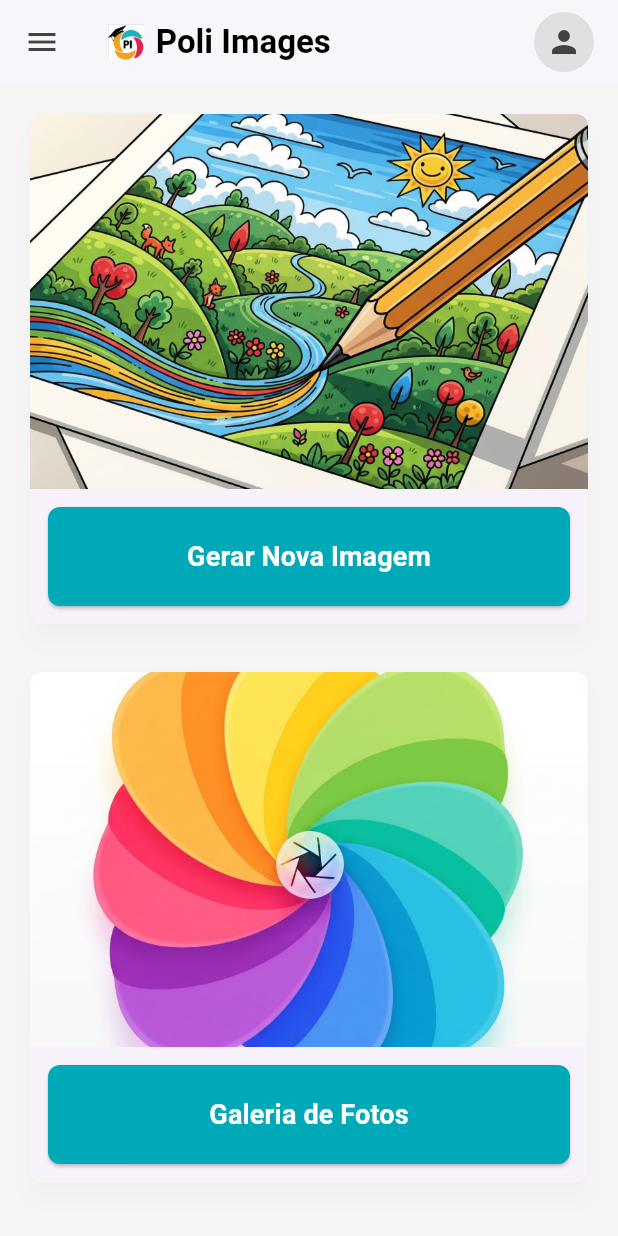
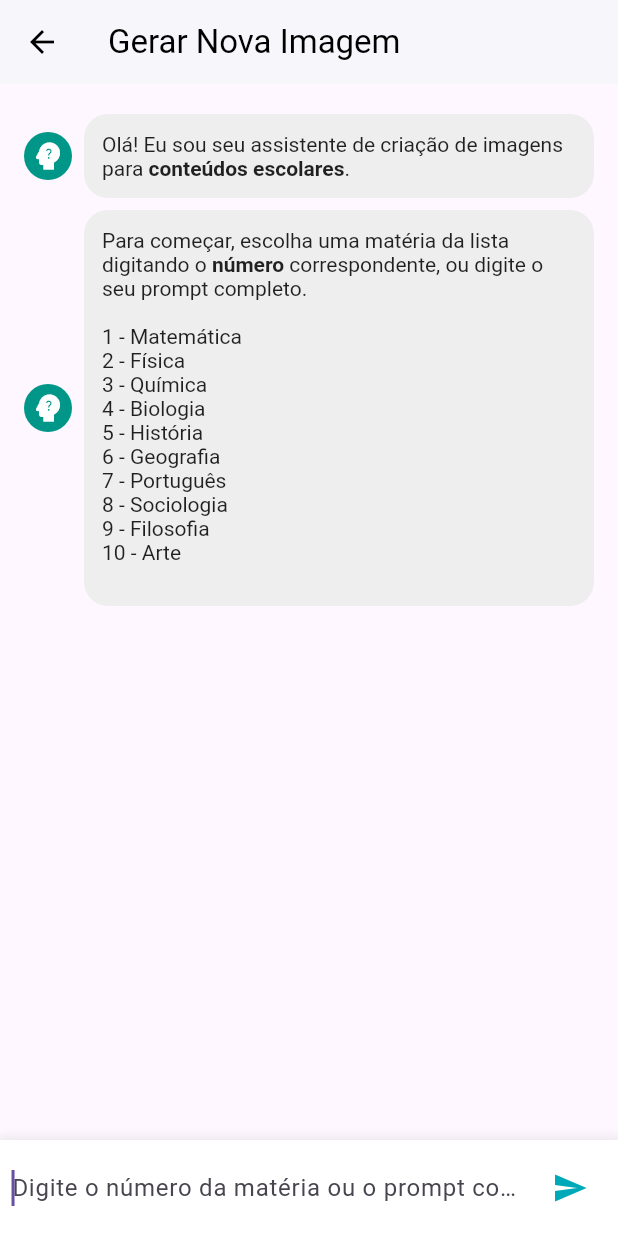
Before and after one commit to PoliImages/poli-images-front, a Flutter app: the HomePage screen opened directly, after a tap on "Gerar Nova Imagem", on a phone screen of 412 x 824 dp. Run offline on Flutter 3.47's test engine with Material 3 defaults, Android fonts, the phone set to English and light mode, and no system bars; our stand-ins replace flutter_dotenv; missing offline and left inert: image_gallery_saver_plus.

Commit message:
adiciona api de geração de imagem

```diff
--- /dev/null
+++ b/lib/features/chatbot/presentation/pages/chatbot_page.dart
@@ -0,0 +1,583 @@
+import 'package:flutter/material.dart';
+import 'dart:async';
+// NOVO: Importa o ImageService (na pasta services)
+import '../../services/image_service.dart';
+// NOVO: Usa o pacote atualizado
+import 'package:image_gallery_saver_plus/image_gallery_saver_plus.dart';
+// Necessários para baixar a imagem da URL antes de salvar
+import 'package:http/http.dart' as http;
+import 'dart:typed_data';
+
+
+// Modelo para representar uma mensagem no chat
+class ChatMessage {
+  final String text;
+  final bool isUser;
+  final String? imageUrl;
+
+
+  ChatMessage({required this.text, this.isUser = false, this.imageUrl});
+}
+
+class ChatbotPage extends StatefulWidget {
+  const ChatbotPage({super.key});
+
+  @override
+  State<ChatbotPage> createState() => _ChatbotPageState();
+}
+
+// Enum para controlar o estado da conversa
+enum ChatState {
+  waitingForPrompt,
+  waitingForTopicDetail,
+  waitingForStyle,
+  generating,
+  finished
+}
+
+class _ChatbotPageState extends State<ChatbotPage> {
+  final TextEditingController _textController = TextEditingController();
+  final FocusNode _focusNode = FocusNode();
+
+  final ScrollController _scrollController = ScrollController();
+  final List<ChatMessage> _messages = [];
+  // Estado inicial 'generating' reintroduzido para loading
+  ChatState _chatState = ChatState.waitingForPrompt;
+  String _currentTopic = '';
+
+  // Lista principal de matérias genéricas para seleção (Quebra de linha corrigida)
+  final List<String> _subjectsList = const [
+    'Matemática',
+    'Física',
+    'Química',
+    'Biologia',
+    'História',
+    'Geografia',
+    'Português',
+    'Sociologia',
+    'Filosofia',
+    'Arte'
+  ];
+
+  @override
+  void initState() {
+    super.initState();
+    // NOVO: Inicializa o serviço (a chave fica segura no Backend)
+    ImageService.initialize();
+    _sendInitialMessage();
+  }
+
+  @override
+  void dispose() {
+    _focusNode.dispose();
+    _textController.dispose();
+    _scrollController.dispose();
+    super.dispose();
+  }
+
+  void _sendInitialMessage() {
+    // Primeira Mensagem: Boas-vindas
+    _addBotMessage(
+        'Olá! Eu sou seu assistente de criação de imagens para **conteúdos escolares**.');
+
+    // Segunda Mensagem: A Lista (logo em seguida)
+    String listMessage = 'Para começar, escolha uma matéria da lista digitando o **número** correspondente, ou digite o seu prompt completo.\n\n';
+
+    for (int i = 0; i < _subjectsList.length; i++) {
+      listMessage += '${i + 1} - ${_subjectsList[i]}\n';
+    }
+
+    _addBotMessage(listMessage);
+    // Tenta focar logo após a inicialização do chat
+    WidgetsBinding.instance.addPostFrameCallback((_) => _focusNode.requestFocus());
+  }
+
+  // --- Funções de Ajuda e Lógica de Chat ---
+
+  String _normalizeText(String text) {
+    String normalized = text.toLowerCase();
+    normalized = normalized
+        .replaceAll(RegExp(r'[áàãâä]'), 'a')
+        .replaceAll(RegExp(r'[éèêë]'), 'e')
+        .replaceAll(RegExp(r'[íìîï]'), 'i')
+        .replaceAll(RegExp(r'[óòõôö]'), 'o')
+        .replaceAll(RegExp(r'[úùûü]'), 'u')
+        .replaceAll(RegExp(r'[ç]'), 'c');
+
+    return normalized.trim();
+  }
+
+  void _addBotMessage(String text) {
+    setState(() {
+      _messages.add(ChatMessage(text: text));
+    });
+    _scrollToBottom();
+  }
+
+  void _addUserMessage(String text) {
+    setState(() {
+      _messages.add(ChatMessage(text: text, isUser: true));
+    });
+    _scrollToBottom();
+  }
+
+  void _scrollToBottom() {
+    WidgetsBinding.instance.addPostFrameCallback((_) {
+      if (_scrollController.hasClients) {
+        _scrollController.animateTo(
+          _scrollController.position.maxScrollExtent,
+          duration: const Duration(milliseconds: 300),
+          curve: Curves.easeOut,
+        );
+      }
+    });
+  }
+
+  // Lógica de Validação
+  final List<String> _genericSubjectsNormalized = const [
+    'matematica',
+    'fisica',
+    'quimica',
+    'biologia',
+    'historia',
+    'geografia',
+    'portugues',
+    'sociologia',
+    'filosofia',
+    'arte'
+  ];
+
+  bool _isTopicDetail(String text) {
+    final normalizedText = _normalizeText(text);
+    if (normalizedText.length < 4) return false;
+    if (!RegExp(r'\b[a-z]{4,}\b').hasMatch(normalizedText)) return false;
+    int nonAlphaCount = normalizedText.replaceAll(RegExp(r'[a-z0-9\s]'), '').length;
+
+    return (nonAlphaCount / normalizedText.length) < 0.25;
+  }
+
+  bool _isDetailedPrompt(String text) {
+    final normalizedText = _normalizeText(text);
+    bool looksLikeASentence = normalizedText.length > 15 && normalizedText.contains(' ');
+    bool isNotJustASubject = !_genericSubjectsNormalized.contains(normalizedText);
+
+    return looksLikeASentence && isNotJustASubject;
+  }
+
+  // --- FUNÇÃO PRINCIPAL ---
+  void _handleSubmitted(String text) {
+    if (text.isEmpty) {
+        _focusNode.requestFocus();
+        return;
+    }
+
+    final submittedText = _textController.text;
+    _addUserMessage(submittedText);
+
+    // Limpeza garantida
+    _textController.clear();
+
+    if (_chatState == ChatState.waitingForPrompt) {
+
+      final int? selectedNumber = int.tryParse(submittedText.trim());
+
+      if (selectedNumber != null && selectedNumber >= 1 && selectedNumber <= _subjectsList.length) {
+        final selectedSubject = _subjectsList[selectedNumber - 1];
+
+        setState(() {
+          _chatState = ChatState.waitingForTopicDetail;
+          _currentTopic = selectedSubject;
+        });
+        _addBotMessage(
+            'Você escolheu **${selectedSubject}**! Por favor, digite o assunto específico que você deseja (ex: "cinemática", "geometria plana", "O Iluminismo").');
+
+      } else if (_isDetailedPrompt(submittedText)) {
+        setState(() {
+          _chatState = ChatState.waitingForStyle;
+          _currentTopic = submittedText;
+        });
+        _addBotMessage('Ótima ideia! Qual estilo de imagem você prefere?');
+
+      } else {
+        _addBotMessage(
+            'Entrada inválida. Por favor, digite o **número** da matéria na lista ou um prompt detalhado (ex: "Modelo atômico de Bohr").');
+      }
+
+    } else if (_chatState == ChatState.waitingForTopicDetail) {
+
+      if (_isTopicDetail(submittedText)) {
+        final combinedPrompt = '${_currentTopic}: $submittedText';
+
+        setState(() {
+          _chatState = ChatState.waitingForStyle;
+          _currentTopic = combinedPrompt;
+        });
+        _addBotMessage('Perfeito! Gerando imagem de **$combinedPrompt**. Qual estilo você prefere?');
+
+      } else {
+        _addBotMessage(
+            'Desculpe, esse termo não parece um tópico válido. Por favor, insira um assunto específico sobre **${_currentTopic}** que contenha palavras reconhecíveis, como "cinemática" ou "ondas sonoras".');
+      }
+    }
+
+    _focusNode.requestFocus();
+  }
+
+  // --- FUNÇÃO ATUALIZADA PARA CHAMAR O BACKEND E GERAR IMAGEM ---
+  Future<void> _handleStyleSelected(String style) async {
+    _addUserMessage(style);
+    _focusNode.unfocus();
+
+    // Concatena o tópico com o estilo para o prompt final
+    final finalPrompt = "$_currentTopic em estilo $style";
+
+    // Adiciona uma mensagem de loading
+    _addBotMessage('Gerando imagem para "$finalPrompt". Aguarde alguns segundos...');
+
+    setState(() {
+      _chatState = ChatState.generating; // NOVO: Mudar para estado de carregamento
+    });
+
+    try {
+      // CHAMA O BACKEND VIA IMAGE SERVICE
+      final imageUrl = await ImageService.generateImage(finalPrompt);
+
+      setState(() {
+        _messages.add(ChatMessage(
+          // Adiciona uma bolha vazia para que apenas a imagem apareça
+          text: '',
+          imageUrl: imageUrl,
+        ));
+        _chatState = ChatState.finished;
+      });
+      _scrollToBottom();
+
+    } catch (e) {
+      // Tratamento de erro
+      _addBotMessage('❌ Erro ao gerar imagem. Verifique se o Backend está rodando (erro: $e).');
+
+      setState(() {
+        // Retorna ao estado de seleção de estilo para tentar novamente
+        _chatState = ChatState.waitingForStyle;
+      });
+    }
+  }
+
+  // --- Widgets de UI ---
+
+  @override
+  Widget build(BuildContext context) {
+    return Scaffold(
+      appBar: AppBar(
+        title: const Text('Gerar Nova Imagem'),
+        backgroundColor: Colors.white,
+        foregroundColor: Colors.black,
+        elevation: 1,
+      ),
+      body: Column(
+        children: [
+          Expanded(
+            child: ListView.builder(
+              controller: _scrollController,
+              padding: const EdgeInsets.all(16.0),
+              itemCount: _messages.length,
+              itemBuilder: (context, index) {
+                final message = _messages[index];
+                return _buildChatBubble(message);
+              },
+            ),
+          ),
+          _buildInputArea(),
+        ],
+      ),
+    );
+  }
+
+  Widget _buildInputArea() {
+    switch (_chatState) {
+      case ChatState.waitingForPrompt:
+        return _buildTextInput(hintText: 'Digite o número da matéria ou o prompt completo.');
+      case ChatState.waitingForTopicDetail:
+        return _buildTextInput(hintText: 'Digite o assunto específico de ${_currentTopic}');
+      case ChatState.waitingForStyle:
+        return _buildStyleSelection();
+      case ChatState.generating: // NOVO: Adiciona indicador de loading
+        return Container(
+          padding: const EdgeInsets.all(16.0),
+          alignment: Alignment.center,
+          color: Colors.white,
+          child: const Row(
+            mainAxisAlignment: MainAxisAlignment.center,
+            children: [
+              CircularProgressIndicator(color: Color(0xFF00A9B8)),
+              SizedBox(width: 16),
+              Text('Gerando...'),
+            ],
+          ),
+        );
+      case ChatState.finished:
+        return Padding(
+          padding: const EdgeInsets.all(16.0),
+          child: ElevatedButton.icon(
+            icon: const Icon(Icons.refresh, color: Colors.white),
+            label: const Text('Criar outra imagem', style: TextStyle(color: Colors.white)),
+            onPressed: () {
+              setState(() {
+                _messages.clear();
+                _chatState = ChatState.waitingForPrompt;
+                _currentTopic = '';
+                _sendInitialMessage();
+              });
+            },
+            style: ElevatedButton.styleFrom(
+              backgroundColor: const Color(0xFF00A9B8),
+              minimumSize: const Size(double.infinity, 50),
+            ),
+          ),
+        );
+    }
+  }
+
+  Widget _buildTextInput({required String hintText}) {
+    return Container(
+      padding: const EdgeInsets.all(8.0),
+      decoration: BoxDecoration(
+        color: Colors.white,
+        boxShadow: [
+          BoxShadow(
+            color: Colors.grey.withOpacity(0.2),
+            spreadRadius: 2,
+            blurRadius: 5,
+          ),
+        ],
+      ),
+      child: Row(
+        children: [
+          Expanded(
+            child: TextField(
+              controller: _textController,
+              onSubmitted: _handleSubmitted,
+              focusNode: _focusNode,
+              decoration: InputDecoration.collapsed(
+                hintText: hintText,
+              ),
+            ),
+          ),
+          IconButton(
+            icon: const Icon(Icons.send, color: Color(0xFF00A9B8)),
+            onPressed: () => _handleSubmitted(_textController.text),
+          ),
+        ],
+      ),
+    );
+  }
+
+  Widget _buildStyleSelection() {
+    return Container(
+      padding: const EdgeInsets.symmetric(vertical: 8.0),
+      color: Colors.white,
+      child: SingleChildScrollView(
+        scrollDirection: Axis.horizontal,
+        padding: const EdgeInsets.symmetric(horizontal: 8.0),
+        child: Row(
+          children: [
+            _buildStyleButton('Fotografia'),
+            _buildStyleButton('Anime'),
+            _buildStyleButton('Aquarela'),
+            _buildStyleButton('Arte Digital'),
+            _buildStyleButton('Pixel Art'),
+          ],
+        ),
+      ),
+    );
+  }
+
+  Widget _buildStyleButton(String style) {
+    return Padding(
+      padding: const EdgeInsets.symmetric(horizontal: 4.0),
+      child: ElevatedButton(
+        onPressed: () => _handleStyleSelected(style),
+        child: Text(style),
+        style: ElevatedButton.styleFrom(
+          backgroundColor: Colors.teal.shade50,
+          foregroundColor: Colors.teal.shade800,
+        ),
+      ),
+    );
+  }
+
+  Widget _buildChatBubble(ChatMessage message) {
+    List<TextSpan> textSpans = [];
+    final parts = message.text.split('**');
+    for (int i = 0; i < parts.length; i++) {
+      if (i % 2 == 1) {
+        textSpans.add(TextSpan(
+          text: parts[i],
+          style: TextStyle(
+            color: message.isUser ? Colors.white : Colors.black87,
+            fontWeight: FontWeight.bold,
+          ),
+        ));
+      } else {
+        textSpans.add(TextSpan(
+          text: parts[i],
+          style: TextStyle(
+            color: message.isUser ? Colors.white : Colors.black87,
+          ),
+        ));
+      }
+    }
+
+    final bubbleColor =
+        message.isUser ? const Color(0xFF00A9B8) : Colors.grey.shade200;
+
+    return Padding(
+      padding: const EdgeInsets.symmetric(vertical: 4.0),
+      child: Row(
+        mainAxisAlignment:
+            message.isUser ? MainAxisAlignment.end : MainAxisAlignment.start,
+        children: [
+          if (!message.isUser)
+            Padding(
+              padding: const EdgeInsets.only(right: 8.0),
+              child: CircleAvatar(
+                child: Icon(Icons.psychology_alt, color: Colors.white),
+                backgroundColor: Colors.teal,
+                radius: 16,
+              ),
+            ),
+          Flexible(
+            child: Container(
+              padding: const EdgeInsets.all(12.0),
+              decoration: BoxDecoration(
+                color: bubbleColor,
+                borderRadius: BorderRadius.circular(16),
+              ),
+              child: Column(
+                crossAxisAlignment: CrossAxisAlignment.start,
+                children: [
+                  // Exibe o texto APENAS se não for vazio
+                  if (message.text.isNotEmpty)
+                    RichText(text: TextSpan(children: textSpans)),
+
+                  if (message.imageUrl != null) ...[
+                    // Adicionamos um SizedBox somente se houver texto
+                    if (message.text.isNotEmpty)
+                      const SizedBox(height: 8),
+
+                    // O widget Image.network fará o download e exibirá a imagem da URL
+                    ClipRRect(
+                      borderRadius: BorderRadius.circular(8),
+                      child: Image.network(
+                        message.imageUrl!,
+                        // Adicionando um fallback simples para caso a URL simulada falhe
+                        errorBuilder: (context, error, stackTrace) {
+                            return Container(
+                              height: 150,
+                              color: Colors.red.shade100,
+                              alignment: Alignment.center,
+                              child: const Text('Falha ao carregar imagem.', style: TextStyle(color: Colors.red)),
+                            );
+                        },
+                      ),
+                    ),
+                    const SizedBox(height: 8),
+                    ElevatedButton.icon(
+                      icon: const Icon(Icons.save_alt, size: 18),
+                      label: const Text('Salvar na Galeria'),
+                      // LÓGICA ATUALIZADA PARA BAIXAR BYTES E SALVAR
+                      onPressed: () async {
+                        // Checagem de URL
+                        if (message.imageUrl == null || message.imageUrl!.isEmpty) {
+                          ScaffoldMessenger.of(context).showSnackBar(
+                            const SnackBar(
+                              content: Text('Nenhuma imagem para salvar.'),
+                              backgroundColor: Colors.orange,
+                            ),
+                          );
+                          return;
+                        }
+
+                        // MENSAGEM DE LOADING (Opcional, mas útil)
+                        ScaffoldMessenger.of(context).showSnackBar(
+                            const SnackBar(
+                              content: Text('Baixando imagem...'),
+                              duration: Duration(seconds: 2),
+                              backgroundColor: Colors.blueGrey,
+                            ),
+                          );
+
+                        try {
+                          // 1. Faz a requisição HTTP para baixar a imagem
+                          final response = await http.get(Uri.parse(message.imageUrl!));
+
+                          // 2. Verifica se a requisição foi bem-sucedida
+                          if (response.statusCode == 200) {
+                            // 3. Obtém os bytes da imagem
+                            Uint8List bytes = response.bodyBytes;
+
+                            // 4. Salva os bytes da imagem
+                            final result = await ImageGallerySaverPlus.saveImage(
+                              bytes,
+                              quality: 80,
+                              name: 'GeneratedImage_${DateTime.now().millisecondsSinceEpoch}',
+                            );
+
+                            if (result != null && result['isSuccess'] == true) {
+                              ScaffoldMessenger.of(context).showSnackBar(
+                                const SnackBar(
+                                  content: Text('Imagem salva na galeria com sucesso! 🎉'),
+                                  backgroundColor: Colors.green,
+                                ),
+                              );
+                            } else {
+                              // Caso a biblioteca retorne sucesso=false
+                              ScaffoldMessenger.of(context).showSnackBar(
+                                const SnackBar(
+                                  content: Text('Falha ao salvar imagem. O sistema negou a permissão.'),
+                                  backgroundColor: Colors.red,
+                                ),
+                              );
+                            }
+                          } else {
+                            ScaffoldMessenger.of(context).showSnackBar(
+                              SnackBar(
+                                content: Text('Falha ao baixar imagem (Status: ${response.statusCode}).'),
+                                backgroundColor: Colors.red,
+                              ),
+                            );
+                          }
+                        } catch (e) {
+                          // Captura erro de rede ou qualquer outro erro no processo
+                          ScaffoldMessenger.of(context).showSnackBar(
+                            SnackBar(
+                              content: Text('Erro ao salvar imagem. Verifique a URL e a conexão. Erro: $e'),
+                              backgroundColor: Colors.red,
+                            ),
+                          );
+                        }
+                      },
+                        style: ElevatedButton.styleFrom(
+                        backgroundColor: Colors.white,
+                        foregroundColor: Colors.teal.shade800,
+                      ),
+                    )
+                  ],
+                ],
+              ),
+            ),
+          ),
+          if (message.isUser)
+            Padding(
+              padding: const EdgeInsets.only(left: 8.0),
+              child: CircleAvatar(
+                child: Icon(Icons.person, color: Colors.white),
+                backgroundColor: Color(0xFF00A9B8),
+                radius: 16,
+              ),
+            ),
+        ],
+      ),
+    );
+  }
+}
--- /dev/null
+++ b/lib/features/chatbot/services/image_service.dart
@@ -0,0 +1,40 @@
+import 'dart:convert';
+import 'package:flutter_dotenv/flutter_dotenv.dart';
+import 'package:http/http.dart' as http;
+
+class ImageService {
+  // Carrega a URL do SEU BACKEND a partir do .env do Frontend
+  static final String _baseUrl = dotenv.env['BASE_URL']!;
+
+  // A função initialize() agora é apenas um placeholder no Frontend
+  static void initialize() {
+    // A chave da API NÃO é inicializada aqui. Apenas a lógica do Backend a tem.
+  }
+
+  static Future<String> generateImage(String prompt) async {
+    try {
+      // Chama o endpoint seguro no SEU Backend (http://localhost:8080/api/generate-image)
+      final url = Uri.parse('$_baseUrl/api/generate-image');
+
+      final response = await http.post(
+        url,
+        headers: {'Content-Type': 'application/json'},
+        body: json.encode({'prompt': prompt}),
+      );
+
+      if (response.statusCode == 200) {
+        final data = json.decode(response.body);
+        // Recebe a URL da imagem do Backend
+        return data['imageUrl'];
+      } else {
+        // Se o servidor retornar erro (403, 500, etc.)
+        final errorData = json.decode(response.body);
+        throw Exception('Falha ao gerar imagem no servidor: ${errorData['message'] ?? 'Erro desconhecido'}');
+      }
+    } catch (e) {
+      print('Erro ao comunicar com o Backend: $e');
+      // O erro é re-lançado para ser tratado no ChatbotPage
+      rethrow;
+    }
+  }
+}
--- a/lib/features/home/presentation/pages/home_page.dart
+++ b/lib/features/home/presentation/pages/home_page.dart
@@ -1,6 +1,9 @@
 import 'package:flutter/material.dart';
+// Importação da página real do chatbot.
+import '../../../chatbot/presentation/pages/chatbot_page.dart';
 import '../../../../shared/widgets/app_drawer.dart';
 import '../../../auth/presentation/pages/login_page.dart';
+
 
 class HomePage extends StatelessWidget {
   const HomePage({super.key});
@@ -35,19 +38,25 @@ class HomePage extends StatelessWidget {
               children: [
                 Row(
                   children: [
-                    // AJUSTE 1: Removido o `color: Colors.white` para mostrar o logo original.
                     Image.asset('assets/logo_poliedro.png', height: 24),
                     const SizedBox(width: 8),
-                    // AJUSTE 2: Alterado o texto de "Poliedro" para "Poli Images".
                     const Text('Poli Images', style: TextStyle(fontWeight: FontWeight.bold)),
                   ],
                 ),
                 Row(
                   children: [
                     _buildNavButton(text: 'Página Inicial', icon: Icons.home, onPressed: () {}),
-                    // AJUSTE 3: Adicionado um SizedBox para espaçamento.
                     const SizedBox(width: 10),
-                    _buildNavButton(text: 'Gerar Nova Imagem', icon: Icons.chat, onPressed: () {}),
+                    // AJUSTE NA NAVEGAÇÃO 1: Botão "Gerar Nova Imagem" no AppBar (Desktop)
+                    _buildNavButton(
+                      text: 'Gerar Nova Imagem',
+                      icon: Icons.chat,
+                      onPressed: () {
+                        Navigator.of(context).push(
+                          MaterialPageRoute(builder: (context) => const ChatbotPage()),
+                        );
+                      }
+                    ),
                     const SizedBox(width: 10),
                     _buildNavButton(text: 'Galeria de Fotos', icon: Icons.photo_library, onPressed: () {}),
                     const SizedBox(width: 10),
@@ -100,11 +109,16 @@ class HomePage extends StatelessWidget {
   }
 
   Widget _buildBody(BuildContext context, bool isDesktop) {
+    // AJUSTE NA NAVEGAÇÃO 2: Botão "Gerar Nova Imagem" no Card (Corpo da Página)
     final card1 = _buildFeatureCard(
       context: context,
       imagePath: 'assets/gerar_imagem.png',
       buttonText: 'Gerar Nova Imagem',
-      onPressed: () {},
+      onPressed: () {
+        Navigator.of(context).push(
+          MaterialPageRoute(builder: (context) => const ChatbotPage()),
+        );
+      },
     );
 
     final card2 = _buildFeatureCard(
@@ -140,12 +154,8 @@ class HomePage extends StatelessWidget {
           child: Column(
             crossAxisAlignment: CrossAxisAlignment.stretch,
             children: [
-              _buildFeatureCard(
-                context: context,
-                imagePath: 'assets/gerar_imagem.png',
-                buttonText: 'Gerar Nova Imagem',
-                onPressed: () {},
-              ),
+              // Usa o card1 já configurado com a navegação
+              card1,
               const SizedBox(height: 24),
               _buildFeatureCard(
                 context: context,
--- a/pubspec.yaml
+++ b/pubspec.yaml
@@ -35,7 +35,9 @@ dependencies:
   # Use with the CupertinoIcons class for iOS style icons.
   cupertino_icons: ^1.0.8
   http: ^1.5.0
-  flutter_dotenv: ^5.1.0
+  flutter_dotenv: ^6.0.0
+  dart_openai: ^5.1.0
+  image_gallery_saver_plus: ^4.0.1 # Use a versão mais recente
 
 dev_dependencies:
   flutter_test:
```
Also changed, not shown: pubspec.lock, 1 other file.
